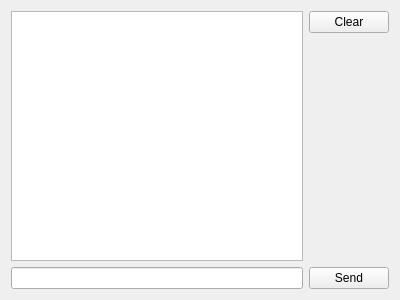
Qt form View/Application/applicationlog.ui (BlenderCN-Org/Maditor) before a commit.
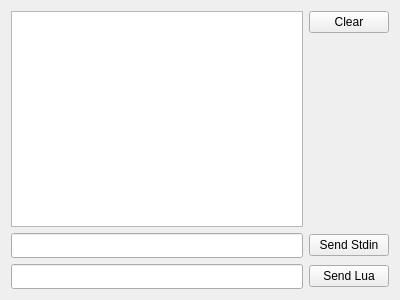
The same form after that commit.

Diff of the .ui file:
```diff
--- a/View/Application/applicationlog.ui
+++ b/View/Application/applicationlog.ui
@@ -14,23 +14,6 @@
    <string>Form</string>
   </property>
   <layout class="QGridLayout" name="gridLayout">
-   <item row="0" column="1">
-    <widget class="QPushButton" name="clearButton">
-     <property name="text">
-      <string>Clear</string>
-     </property>
-    </widget>
-   </item>
-   <item row="2" column="1">
-    <widget class="QPushButton" name="sendButton">
-     <property name="text">
-      <string>Send</string>
-     </property>
-    </widget>
-   </item>
-   <item row="2" column="0">
-    <widget class="QLineEdit" name="stdinEdit"/>
-   </item>
    <item row="1" column="1">
     <spacer name="verticalSpacer">
      <property name="orientation">
@@ -45,7 +28,61 @@
     </spacer>
    </item>
    <item row="0" column="0" rowspan="2">
-    <widget class="QTextBrowser" name="log"/>
+    <widget class="QPlainTextEdit" name="log">
+     <property name="font">
+      <font>
+       <family>DejaVu Sans Mono</family>
+       <pointsize>10</pointsize>
+      </font>
+     </property>
+     <property name="readOnly">
+      <bool>true</bool>
+     </property>
+     <property name="plainText">
+      <string/>
+     </property>
+    </widget>
+   </item>
+   <item row="2" column="1">
+    <widget class="QPushButton" name="sendStdinButton">
+     <property name="text">
+      <string>Send Stdin</string>
+     </property>
+    </widget>
+   </item>
+   <item row="0" column="1">
+    <widget class="QPushButton" name="clearButton">
+     <property name="text">
+      <string>Clear</string>
+     </property>
+    </widget>
+   </item>
+   <item row="2" column="0">
+    <widget class="QLineEdit" name="stdinEdit">
+     <property name="font">
+      <font>
+       <family>DejaVu Sans Mono</family>
+       <pointsize>10</pointsize>
+      </font>
+     </property>
+    </widget>
+   </item>
+   <item row="3" column="1">
+    <widget class="QPushButton" name="sendLuaButton">
+     <property name="text">
+      <string>Send Lua</string>
+     </property>
+    </widget>
+   </item>
+   <item row="3" column="0">
+    <widget class="QLineEdit" name="luaEdit">
+     <property name="font">
+      <font>
+       <family>DejaVu Sans Mono</family>
+       <pointsize>10</pointsize>
+      </font>
+     </property>
+    </widget>
    </item>
   </layout>
  </widget>
```
